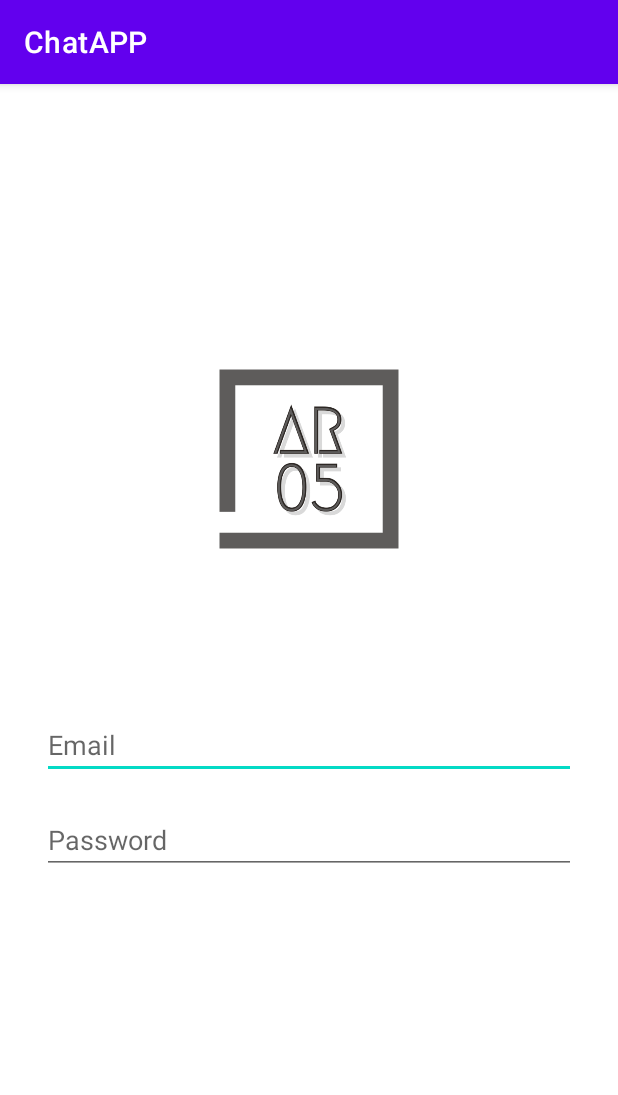
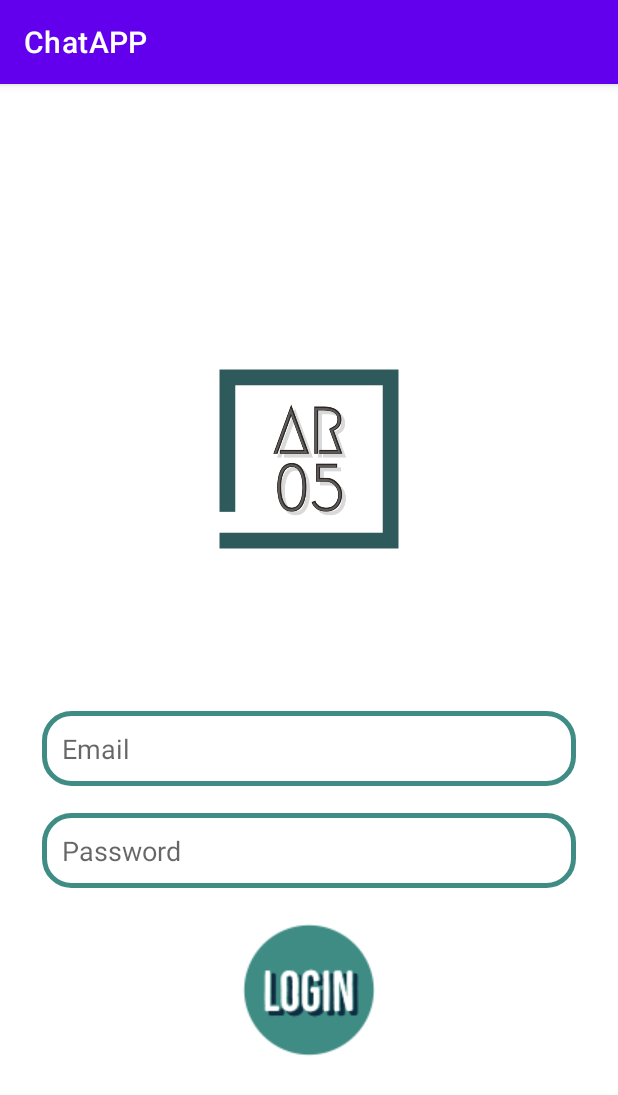
Before and after one commit to Aryan61905/ChatAPP-Git-, an Android app: the Login screen opened directly, with no data from a screen before it, on a phone screen of 412 x 824 dp. Shown: the top 1095 px of the screen. Run offline under Robolectric (Android 15) with nearby library versions, the phone set to English and light mode, and no system bars.

Commit message:
Added Login Button

```diff
--- a/app/src/main/res/drawable/edt_background.xml
+++ b/app/src/main/res/drawable/edt_background.xml
@@ -1,4 +1,6 @@
 <?xml version="1.0" encoding="utf-8"?>
 <shape xmlns:android="http://schemas.android.com/apk/res/android">
+  <corners android:radius="18dp"/>
+    <stroke android:color="@color/palegreen" android:width="3dp"/>
 
 </shape>
--- a/app/src/main/res/layout/activity_login.xml
+++ b/app/src/main/res/layout/activity_login.xml
@@ -16,23 +16,33 @@
     <EditText
         android:id="@+id/edt_email"
         android:layout_width="match_parent"
-        android:layout_height="wrap_content"
+        android:layout_height="50dp"
         android:layout_below="@id/app_logo"
         android:layout_marginTop="18dp"
         android:hint="Email"
+        android:paddingLeft="13dp"
+        android:background="@drawable/edt_background"
         android:layout_marginLeft="28dp"
         android:layout_marginRight="28dp"/>
     <EditText
         android:id="@+id/edt_password"
         android:layout_width="match_parent"
-        android:layout_height="wrap_content"
+        android:layout_height="50dp"
         android:layout_below="@id/edt_email"
         android:layout_marginTop="18dp"
         android:hint="Password"
+        android:background="@drawable/edt_background"
+        android:paddingLeft="13dp"
         android:layout_marginLeft="28dp"
         android:layout_marginRight="28dp"/>
 
-
+    <ImageButton
+        android:layout_width="100dp"
+        android:layout_height="100dp"
+        android:layout_below="@id/edt_password"
+        android:layout_centerHorizontal="true"
+        android:src="@drawable/Login_Button"
+        android:layout_marginTop="18dp"/>
 
 
 </RelativeLayout>
--- a/app/src/main/res/values/colors.xml
+++ b/app/src/main/res/values/colors.xml
@@ -7,4 +7,5 @@
     <color name="teal_700">#FF018786</color>
     <color name="black">#FF000000</color>
     <color name="white">#FFFFFFFF</color>
+    <color name="palegreen">#3e8c84</color>
 </resources>
```
Also changed, not shown: app/src/main/res/drawable/App_Logo.png, app/src/main/res/drawable/Login_Button.png (added).
